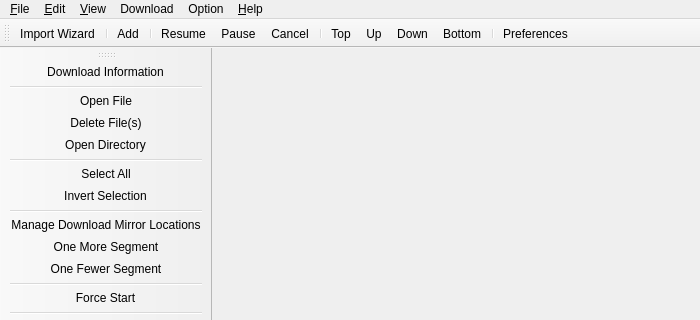
This is src/mainwindow.ui in setvisible/ArrowDL as Qt 5 draws it before an edit; both pictures show x 0 to 700 and y 0 to 320 of the 700 by 500 pixel window. The edited form follows.
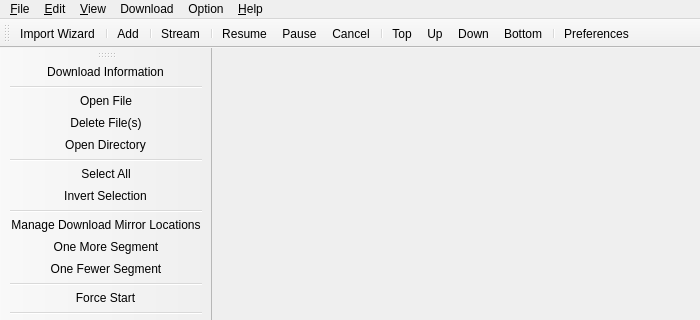
This is the edited form. Icons and pictures are not drawn. Custom widgets are drawn as their Qt base class.

Commit message: [GUI] Add dialog box to select and download streams

```diff
--- a/src/mainwindow.ui
+++ b/src/mainwindow.ui
@@ -193,6 +193,8 @@
    <addaction name="separator"/>
    <addaction name="actionAdd"/>
    <addaction name="separator"/>
+   <addaction name="actionAddStream"/>
+   <addaction name="separator"/>
    <addaction name="actionResume"/>
    <addaction name="actionPause"/>
    <addaction name="actionCancel"/>
@@ -250,6 +252,18 @@
     <string>Ctrl+N</string>
    </property>
   </action>
+  <action name="actionAddStream">
+   <property name="icon">
+    <iconset resource="resources.qrc">
+     <normaloff>:/icons/menu/youtube_48x48.png</normaloff>:/icons/menu/youtube_48x48.png</iconset>
+   </property>
+   <property name="text">
+    <string>Stream...</string>
+   </property>
+   <property name="toolTip">
+    <string>Add from Stream</string>
+   </property>
+  </action>
   <action name="actionCancel">
    <property name="icon">
     <iconset resource="resources.qrc">
```
Left out of the diff: 1 changed line with no effect on the pictures. The commit also changes 8 other files.
